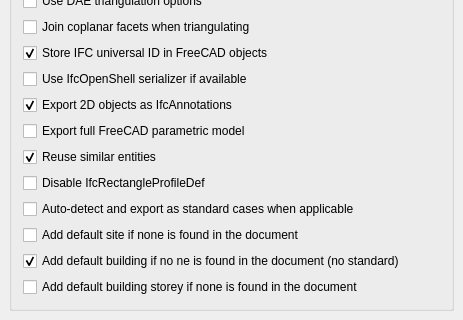
Above: src/Mod/Arch/Resources/ui/preferences-ifc.ui from berndhahnebach/All_FreeCAD before the change; both pictures show x 0 to 463 and y 563 to 883 of the 463 by 883 pixel window. Below: the same form after it.
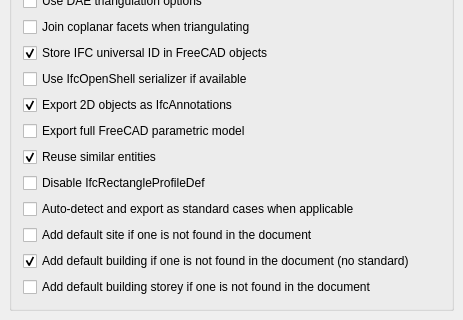
That is the form after the change. Custom widgets are drawn as their Qt base class.

The edit to the form file:
```diff
--- a/src/Mod/Arch/Resources/ui/preferences-ifc.ui
+++ b/src/Mod/Arch/Resources/ui/preferences-ifc.ui
@@ -536,7 +536,7 @@
          <string>When exporting an IFC  file, if no site if found in the FreeCAD document, a default one will be added. A site is not mandatory by the IFC standard, but it is a common practice to always have at least one in the file.</string>
         </property>
         <property name="text">
-         <string>Add default site if none is found in the document</string>
+         <string>Add default site if one is not found in the document</string>
         </property>
         <property name="prefEntry" stdset="0">
          <cstring>IfcAddDefaultSite</cstring>
@@ -552,7 +552,7 @@
          <string>When exporting an IFC file, if no building if found in the FreeCAD document, a default one will be added.&lt;br/&gt;&lt;b&gt;Warning&lt;/b&gt;: The IFC standard asks for at least one building in each file. By turning this option off, you will produce a non-standard IFC file. However, at FreeCAD, we believe having a building should not be mandatory, and this option is there so we have a chance to show our point of view to the world and try to convince others.</string>
         </property>
         <property name="text">
-         <string>Add default building if no ne is found in the document (no standard)</string>
+         <string>Add default building if one is not found in the document (no standard)</string>
         </property>
         <property name="checked">
          <bool>true</bool>
@@ -571,7 +571,7 @@
          <string>When exporting an IFC  file, if no building storey if found in the FreeCAD document, a default one will be added. A building storey is not mandatory by the IFC standard, but it is a common practice to always have at least one in the file.</string>
         </property>
         <property name="text">
-         <string>Add default building storey if none is found in the document</string>
+         <string>Add default building storey if one is not found in the document</string>
         </property>
         <property name="prefEntry" stdset="0">
          <cstring>IfcAddDefaultStorey</cstring>
```
Left out of the diff: 10 changed lines with no effect on the pictures.
